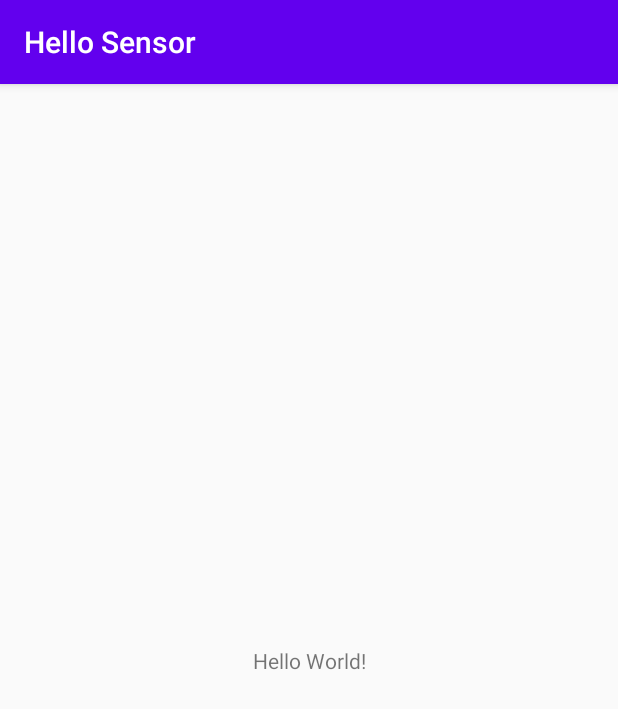
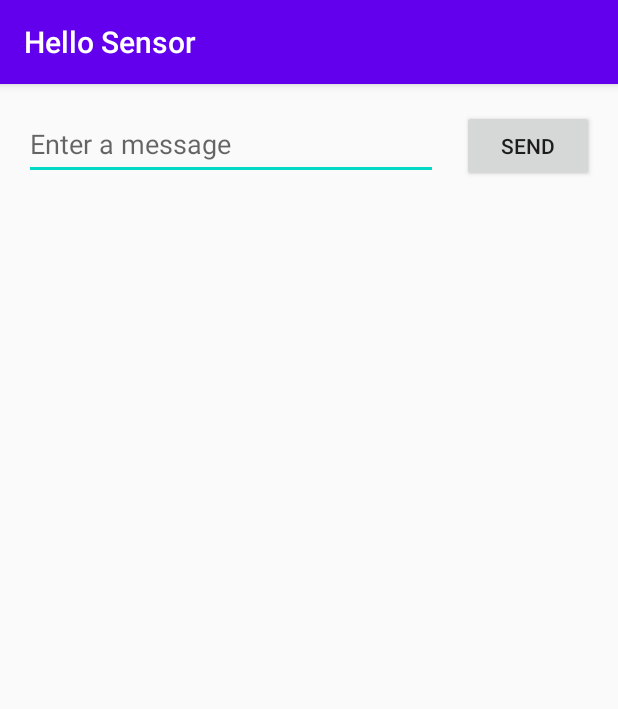
Before and after one commit to fr6744ek-s/HelloSensor, an Android app: the screen it shows after launch (MainActivity), on a phone screen of 412 x 824 dp. Shown: the top 709 px of the screen. Run offline under Robolectric (Android 15) with nearby library versions, the phone set to English and light mode, and no system bars.

Commit message:
Build a simple user interface

```diff
--- a/app/src/main/res/layout/activity_main.xml
+++ b/app/src/main/res/layout/activity_main.xml
@@ -6,13 +6,29 @@
     android:layout_height="match_parent"
     tools:context=".MainActivity">
 
-    <TextView
+    <EditText
+        android:id="@+id/editText"
+        android:layout_width="0dp"
+        android:layout_height="48dp"
+        android:layout_marginStart="16dp"
+        android:layout_marginTop="16dp"
+        android:ems="10"
+        android:hint="@string/edit_message"
+        android:inputType="textPersonName"
+        app:layout_constraintEnd_toStartOf="@+id/button"
+        app:layout_constraintHorizontal_bias="0.5"
+        app:layout_constraintStart_toStartOf="parent"
+        app:layout_constraintTop_toTopOf="parent" />
+
+    <Button
+        android:id="@+id/button"
         android:layout_width="wrap_content"
         android:layout_height="wrap_content"
-        android:text="Hello World!"
-        app:layout_constraintBottom_toBottomOf="parent"
-        app:layout_constraintLeft_toLeftOf="parent"
-        app:layout_constraintRight_toRightOf="parent"
-        app:layout_constraintTop_toTopOf="parent" />
-
+        android:layout_marginStart="16dp"
+        android:layout_marginEnd="16dp"
+        android:text="@string/button_send"
+        app:layout_constraintBaseline_toBaselineOf="@+id/editText"
+        app:layout_constraintEnd_toEndOf="parent"
+        app:layout_constraintHorizontal_bias="0.5"
+        app:layout_constraintStart_toEndOf="@+id/editText" />
 </androidx.constraintlayout.widget.ConstraintLayout>
--- a/app/src/main/res/values/strings.xml
+++ b/app/src/main/res/values/strings.xml
@@ -1,3 +1,5 @@
 <resources>
     <string name="app_name">Hello Sensor</string>
+    <string name="edit_message">Enter a message</string>
+    <string name="button_send">Send</string>
 </resources>
```
